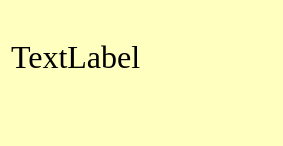
The window that informerdialog.ui (onnet/kazoo_popup) describes before a commit, drawn with Qt 5.
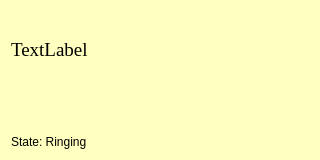
The same window after the commit. Icons and pictures are not drawn.

Patch:
```diff
--- a/informerdialog.ui
+++ b/informerdialog.ui
@@ -6,10 +6,16 @@
    <rect>
     <x>0</x>
     <y>0</y>
-    <width>283</width>
-    <height>146</height>
+    <width>320</width>
+    <height>160</height>
    </rect>
   </property>
+  <property name="minimumSize">
+   <size>
+    <width>320</width>
+    <height>160</height>
+   </size>
+  </property>
   <property name="windowTitle">
    <string>Informer Dialog</string>
   </property>
@@ -39,7 +45,7 @@
      <property name="font">
       <font>
        <family>Times New Roman</family>
-       <pointsize>24</pointsize>
+       <pointsize>14</pointsize>
       </font>
      </property>
      <property name="text">
@@ -122,6 +128,22 @@
      </item>
     </layout>
    </item>
+   <item row="2" column="0">
+    <widget class="QLabel" name="stateLabel">
+     <property name="layoutDirection">
+      <enum>Qt::LeftToRight</enum>
+     </property>
+     <property name="text">
+      <string>State: Ringing</string>
+     </property>
+     <property name="scaledContents">
+      <bool>false</bool>
+     </property>
+     <property name="alignment">
+      <set>Qt::AlignLeading|Qt::AlignLeft|Qt::AlignVCenter</set>
+     </property>
+    </widget>
+   </item>
   </layout>
  </widget>
  <resources>
```
Left out of the diff: 23 changed lines with no effect on the pictures.
